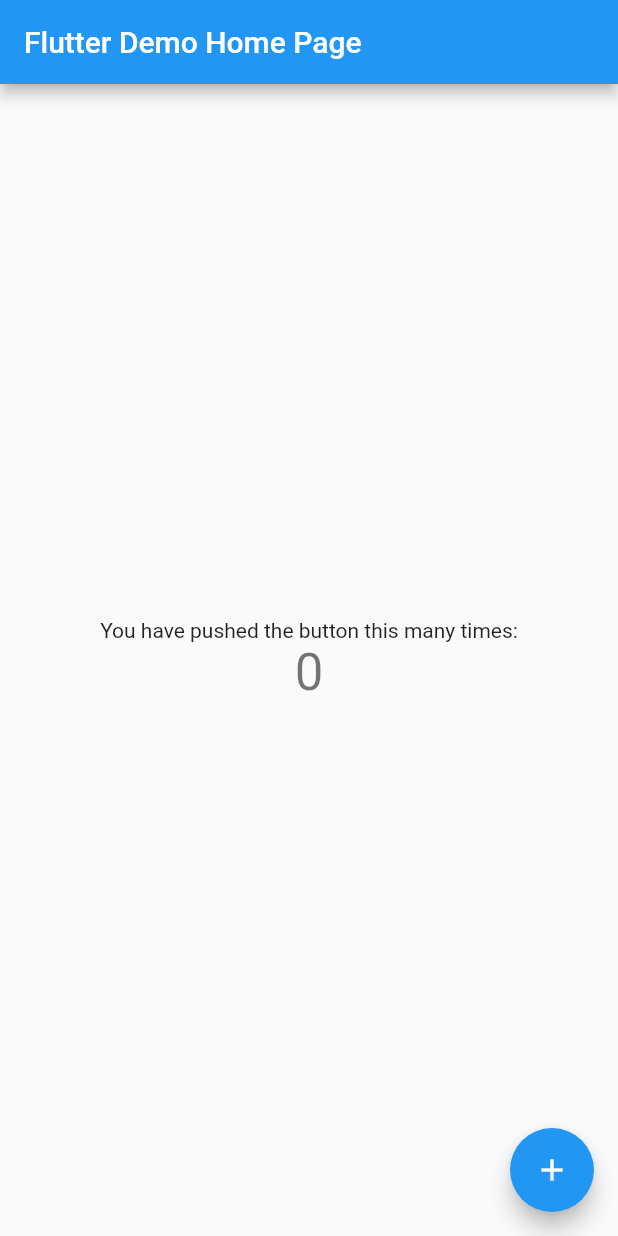
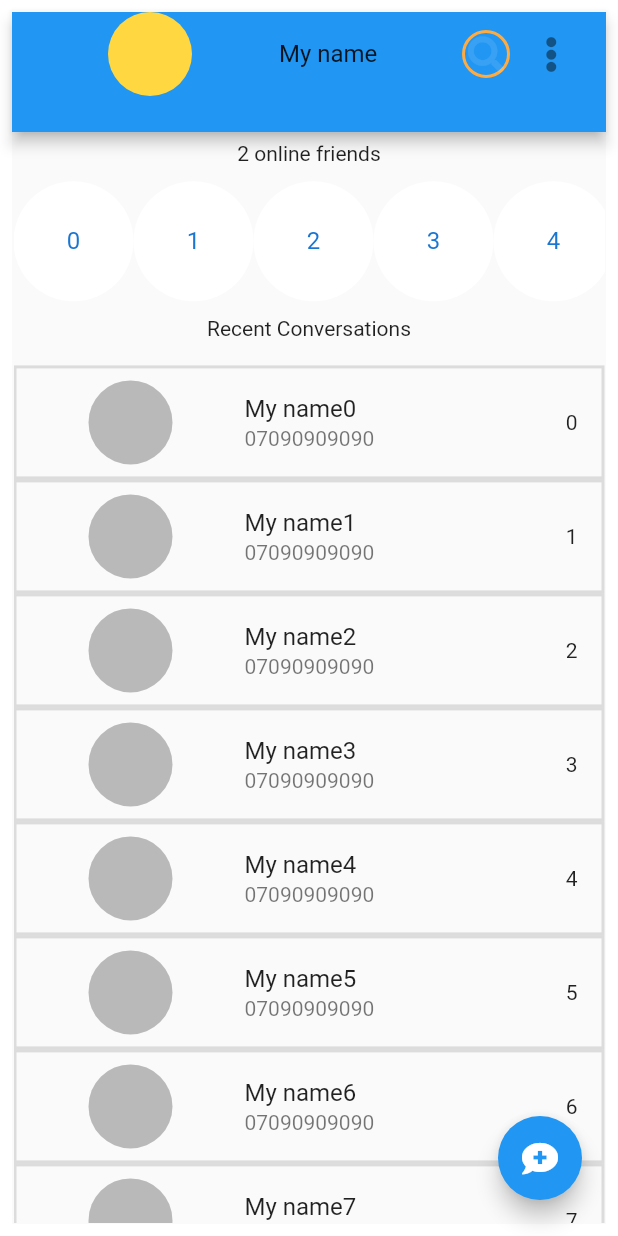
Before and after one commit to haslek/crypte_app, a Flutter app: the screen it shows after launch, on a phone screen of 412 x 824 dp. Run offline on Flutter 3.47's test engine with Material 2 defaults, Android fonts, the phone set to English and light mode, and no system bars; our stand-ins replace font_awesome_flutter, get_it, socket_io_client.

Commit message:
message dashboard ui updated

```diff
--- /dev/null
+++ b/lib/chats/message_dashboard.dart
@@ -0,0 +1,116 @@
+import 'package:flutter/cupertino.dart';
+import 'package:flutter/material.dart';
+import 'package:font_awesome_flutter/font_awesome_flutter.dart';
+class MessageDashboardScreen extends StatefulWidget {
+  @override
+  _MessageDashboardScreenState createState() => _MessageDashboardScreenState();
+}
+
+class _MessageDashboardScreenState extends State<MessageDashboardScreen> {
+  final items = List<String>.generate(8, (index) => "$index");
+  @override
+  Widget build(BuildContext context) {
+    return Container(
+      padding: EdgeInsets.all(8.0),
+      child: Scaffold(
+        appBar: PreferredSize(
+          preferredSize: Size.fromHeight(80.0),
+          child: AppBar(
+            centerTitle: true,
+            title: ListTile(
+              leading: CircleAvatar(
+                backgroundColor: Colors.amberAccent,
+                radius: 60.0,
+              ),
+              trailing: FaIcon(FontAwesomeIcons.ellipsisV),
+              title: Row(
+                mainAxisAlignment: MainAxisAlignment.spaceBetween,
+                mainAxisSize: MainAxisSize.min,
+                children: [
+                  Padding(padding: EdgeInsets.only(left: 10),
+                    child: Text("My name"),
+                  ),
+                  Container(
+                    padding: EdgeInsets.all(2.0),
+                    decoration: BoxDecoration(
+                      borderRadius: BorderRadius.circular(20),
+                      border: Border.all(width: 2.0,color: Colors.orangeAccent)
+                    ),
+                    child: FaIcon(FontAwesomeIcons.search,color: Colors.white10,),
+                  )
+                ],
+              ),
+            ),
+          ),
+        ),
+        body: Column(
+          mainAxisSize: MainAxisSize.min,
+          mainAxisAlignment: MainAxisAlignment.start,
+          children: [
+            Expanded(
+              child: Padding(padding: EdgeInsets.all(1),
+                child: Center(
+                  child: Text("2 online friends"),
+                ),
+              ),
+            ),
+            Expanded(
+              flex: 3,
+                child: Padding(
+                  padding: EdgeInsets.all(1.0),
+                  child: ListView.builder(
+                    scrollDirection: Axis.horizontal,
+                      itemCount: items.length,
+                      itemBuilder: (context,index){
+                        return CircleAvatar(
+                          backgroundColor: Colors.white,
+                          child: Text('${items[index]}'),
+                          radius: 40.0,
+                        );
+                      }
+                  ),
+                )
+            ),
+            Expanded(child: Padding(
+              padding: EdgeInsets.all(1.0),
+              child: Center(
+                child: Text("Recent Conversations"),
+              ),
+            )),
+            Expanded(
+              flex: 20,
+                child: Padding(
+                  padding: EdgeInsets.fromLTRB(1, 10, 1, 1),
+                    child: ListView.builder(
+                      itemCount: items.length + 8,
+                      itemBuilder: (context,index){
+                        return Container(
+                          decoration: BoxDecoration(
+                            border: Border.all(color: Colors.black12,width: 2.0)
+                          ),
+                          child: ListTile(
+                            leading: CircleAvatar(
+                              radius: 60,
+                              backgroundColor: Colors.black26,
+                            ),
+                            trailing: Text("$index"),
+                            title: Text("My name$index"),
+                            subtitle: Text("07090909090"),
+                          ),
+                        );
+                      }
+                  ),
+              )
+            )
+          ],
+        ),
+        floatingActionButton: FloatingActionButton(
+          child: FaIcon(FontAwesomeIcons.commentMedical),
+          onPressed: (){
+
+          },
+        ),
+      ),
+    );
+  }
+}
--- a/lib/main.dart
+++ b/lib/main.dart
@@ -1,8 +1,9 @@
+import 'package:cryptem_app/chats/message_dashboard.dart';
 import 'package:cryptem_app/service_locator.dart';
 import 'package:flutter/material.dart';
 
 void main() {
-  setUpLocator();
+  // setUpLocator();
   runApp(MyApp());
 }
 
@@ -28,7 +29,7 @@ class MyApp extends StatelessWidget {
         // closer together (more dense) than on mobile platforms.
         visualDensity: VisualDensity.adaptivePlatformDensity,
       ),
-      home: MyHomePage(title: 'Flutter Demo Home Page'),
+      home: MessageDashboardScreen(),
     );
   }
 }
--- a/pubspec.yaml
+++ b/pubspec.yaml
@@ -30,6 +30,7 @@ dependencies:
   cupertino_icons: ^1.0.0
   socket_io_client: ^0.9.12
   get_it: ^5.0.6
+  font_awesome_flutter: ^8.11.0
 
 dev_dependencies:
   flutter_test:
```
Also changed, not shown: pubspec.lock, 1 other file.
